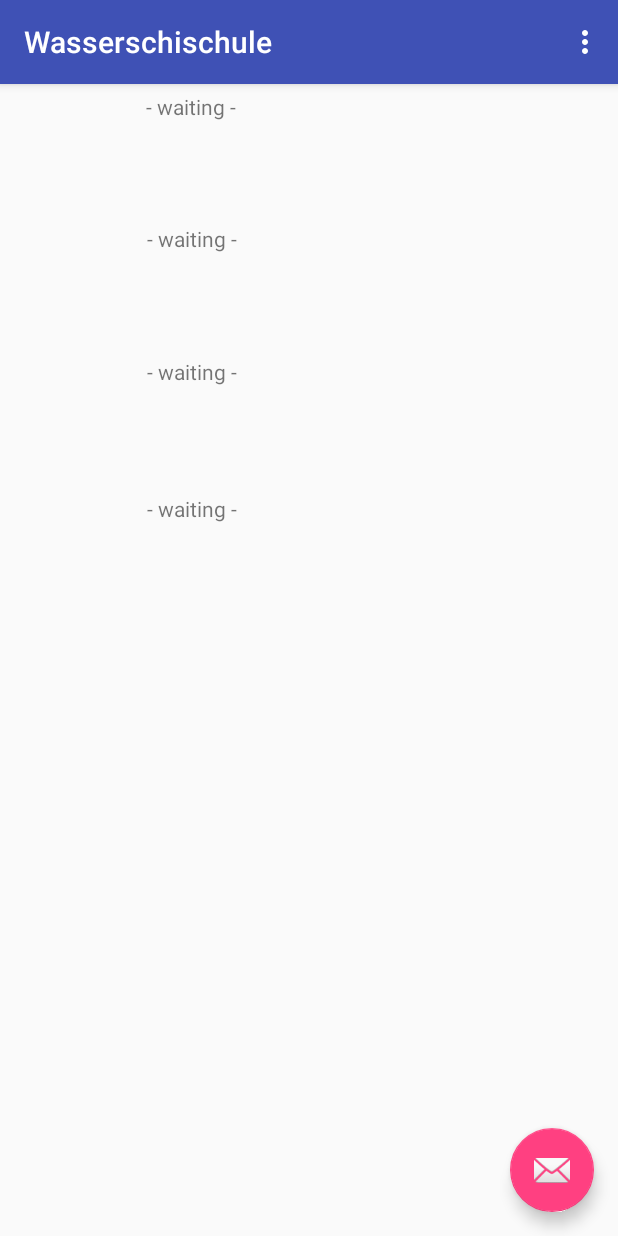
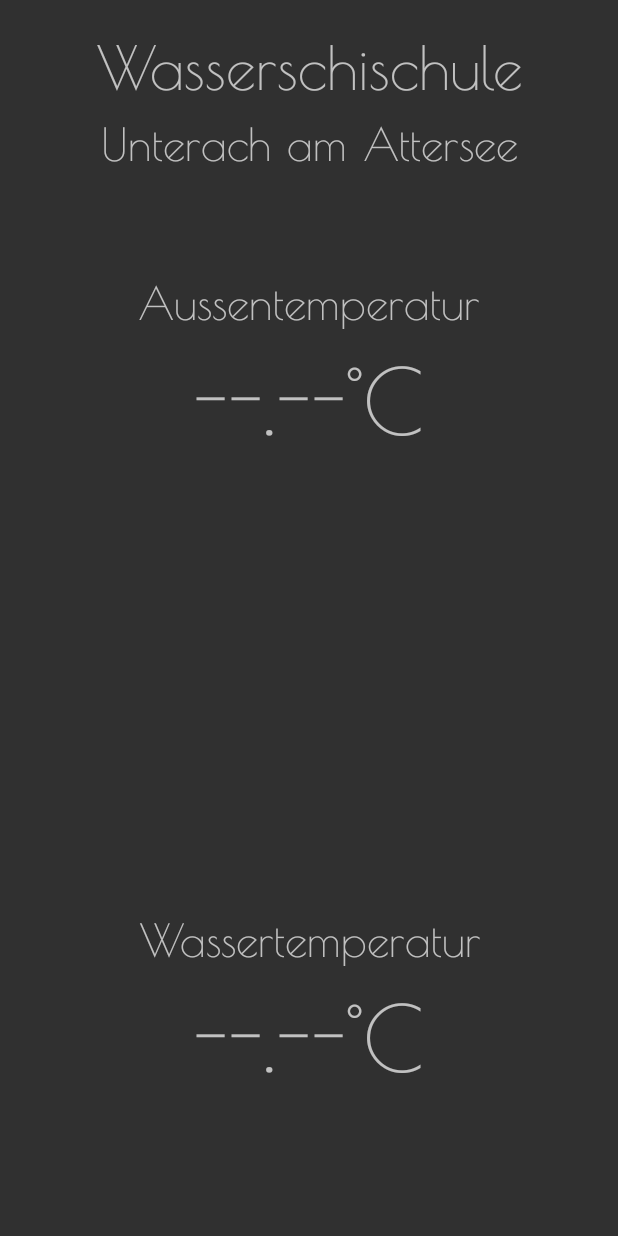
Before and after one commit to tactx-io/wss-app, an Android app: the screen it shows after launch (MainActivity), on a phone screen of 412 x 824 dp. Run offline under Robolectric (Android 15) with nearby library versions, the phone set to English and light mode, and no system bars; 6 statements that could not run were skipped.

Commit message:
first proper layout

```diff
--- a/app/src/main/AndroidManifest.xml
+++ b/app/src/main/AndroidManifest.xml
@@ -21,7 +21,7 @@
         <activity
             android:name=".MainActivity"
             android:label="@string/app_name"
-            android:theme="@style/AppTheme.NoActionBar">
+            android:theme="@style/AppTheme">
             <intent-filter>
                 <action android:name="android.intent.action.MAIN" />
 
--- /dev/null
+++ b/app/src/main/java/io/tactx/wss/wasserschischule/AboutFragment.java
@@ -0,0 +1,65 @@
+package io.tactx.wss.wasserschischule;
+
+import android.content.Context;
+import android.net.Uri;
+import android.os.Bundle;
+import android.support.v4.app.Fragment;
+import android.view.LayoutInflater;
+import android.view.View;
+import android.view.ViewGroup;
+
+
+/**
+ * A simple {@link Fragment} subclass.
+ * Activities that contain this fragment must implement the
+ * {@link AboutFragment.OnFragmentInteractionListener} interface
+ * to handle interaction events.
+ * Use the {@link AboutFragment#newInstance} factory method to
+ * create an instance of this fragment.
+ */
+public class AboutFragment extends Fragment {
+    private static final String ARG_PAGE = "page";
+    private static final String ARG_TITLE = "title";
+
+    // Store instance variables
+    private String mTitle;
+    private int mPage;
+
+    public AboutFragment() {
+        // Required empty public constructor
+    }
+
+    /**
+     * Use this factory method to create a new instance of
+     * this fragment using the provided parameters.
+     *
+     * @param page Parameter 1.
+     * @param title Parameter 2.
+     * @return A new instance of fragment AboutFragment.
+     */
+    // TODO: Rename and change types and number of parameters
+    public static AboutFragment newInstance(int page, String title) {
+        AboutFragment fragment = new AboutFragment();
+        Bundle args = new Bundle();
+        args.putInt(ARG_PAGE, page);
+        args.putString(ARG_TITLE, title);
+        fragment.setArguments(args);
+        return fragment;
+    }
+
+    @Override
+    public void onCreate(Bundle savedInstanceState) {
+        super.onCreate(savedInstanceState);
+        if (getArguments() != null) {
+            mPage = getArguments().getInt(ARG_PAGE);
+            mTitle = getArguments().getString(ARG_TITLE);
+        }
+    }
+
+    @Override
+    public View onCreateView(LayoutInflater inflater, ViewGroup container,
+                             Bundle savedInstanceState) {
+        // Inflate the layout for this fragment
+        return inflater.inflate(R.layout.fragment_about, container, false);
+    }
+}
--- /dev/null
+++ b/app/src/main/java/io/tactx/wss/wasserschischule/DetailFragment.java
@@ -0,0 +1,83 @@
+package io.tactx.wss.wasserschischule;
+
+import android.content.Context;
+import android.net.Uri;
+import android.os.Bundle;
+import android.support.v4.app.Fragment;
+import android.view.LayoutInflater;
+import android.view.View;
+import android.view.ViewGroup;
+import android.widget.TextView;
+
+
+/**
+ * A simple {@link Fragment} subclass.
+ * Use the {@link DetailFragment#newInstance} factory method to
+ * create an instance of this fragment.
+ */
+public class DetailFragment extends Fragment {
+    private static final String ARG_PAGE = "page";
+    private static final String ARG_TITLE = "title";
+
+    // Store instance variables
+    private String mTitle;
+    private int mPage;
+
+
+    private TextView[] mTemp = new TextView[4];
+
+    public void setValues(String t0, String t1, String t2, String t3){
+        this.mTemp[0].setText(t0);
+        this.mTemp[1].setText(t1);
+        this.mTemp[2].setText(t2);
+        this.mTemp[3].setText(t3);
+    }
+
+
+    public DetailFragment() {
+        // Required empty public constructor
+    }
+
+    /**
+     * Use this factory method to create a new instance of
+     * this fragment using the provided parameters.
+     *
+     * @param page Parameter 1.
+     * @param title Parameter 2.
+     * @return A new instance of fragment DetailFragment.
+     */
+    // TODO: Rename and change types and number of parameters
+    public static DetailFragment newInstance(int page, String title) {
+        DetailFragment fragment = new DetailFragment();
+        Bundle args = new Bundle();
+        args.putInt(ARG_PAGE, page);
+        args.putString(ARG_TITLE, title);
+        fragment.setArguments(args);
+        return fragment;
+    }
+
+    @Override
+    public void onCreate(Bundle savedInstanceState) {
+        super.onCreate(savedInstanceState);
+        if (getArguments() != null) {
+            mPage = getArguments().getInt(ARG_PAGE);
+            mTitle = getArguments().getString(ARG_TITLE);
+        }
+    }
+
+    @Override
+    public View onCreateView(LayoutInflater inflater, ViewGroup container,
+                             Bundle savedInstanceState) {
+        // Inflate the layout for this fragment
+        View v =  inflater.inflate(R.layout.fragment_detail, container, false);
+        this.mTemp[0] = (TextView)v.findViewById(R.id.watertemp0);
+        this.mTemp[1] = (TextView)v.findViewById(R.id.watertemp1);
+        this.mTemp[2] = (TextView)v.findViewById(R.id.watertemp2);
+        this.mTemp[3] = (TextView)v.findViewById(R.id.watertemp3);
+
+        return v;
+    }
+
+
+
+}
--- a/app/src/main/java/io/tactx/wss/wasserschischule/MainActivity.java
+++ b/app/src/main/java/io/tactx/wss/wasserschischule/MainActivity.java
@@ -1,8 +1,11 @@
 package io.tactx.wss.wasserschischule;
 
 import android.os.Bundle;
-import android.support.design.widget.FloatingActionButton;
 import android.support.design.widget.Snackbar;
+import android.support.v4.app.FragmentManager;
+import android.support.v4.app.FragmentPagerAdapter;
+import android.support.v4.view.ViewPager;
+import android.support.v4.app.Fragment;
 import android.support.v7.app.AppCompatActivity;
 import android.support.v7.widget.Toolbar;
 import android.util.Log;
@@ -26,10 +29,13 @@ import org.json.JSONArray;
 import org.json.JSONException;
 import org.json.JSONObject;
 
+import java.text.DecimalFormat;
+
 public class MainActivity extends AppCompatActivity {
 
 
     private MqttAndroidClient mMqttAndroidClient;
+
 
     private final String mServerUri = "tcp://iot.eclipse.org:1883";
     private String mClientID = "wss-client";
@@ -38,27 +44,24 @@ public class MainActivity extends AppCompatActivity {
 
     private TextView tvSensors[] = new TextView[4];
 
+    ViewPager mViewPager;
+    PagerAdapter mPagerAdapter;
+
 
     @Override
     protected void onCreate(Bundle savedInstanceState) {
         super.onCreate(savedInstanceState);
         setContentView(R.layout.activity_main);
-        Toolbar toolbar = (Toolbar) findViewById(R.id.toolbar);
-        setSupportActionBar(toolbar);
 
-        FloatingActionButton fab = (FloatingActionButton) findViewById(R.id.fab);
-        fab.setOnClickListener(new View.OnClickListener() {
-            @Override
-            public void onClick(View view) {
-                Snackbar.make(view, "Replace with your own action", Snackbar.LENGTH_LONG)
-                        .setAction("Action", null).show();
-            }
-        });
+        mViewPager = (ViewPager) findViewById(R.id.view_pager);
+        mPagerAdapter = new PagerAdapter(getSupportFragmentManager());
+        mViewPager.setAdapter(mPagerAdapter);
 
-        tvSensors[0] = (TextView)findViewById(R.id.sensor1);
-        tvSensors[1] = (TextView)findViewById(R.id.sensor2);
-        tvSensors[2] = (TextView)findViewById(R.id.sensor3);
-        tvSensors[3] = (TextView)findViewById(R.id.sensor4);
+
+        //       tvSensors[0] = (TextView)findViewById(R.id.sensor1);
+        //      tvSensors[1] = (TextView)findViewById(R.id.sensor2);
+        ///     tvSensors[2] = (TextView)findViewById(R.id.sensor3);
+        //   tvSensors[3] = (TextView)findViewById(R.id.sensor4);
 
         mClientID = mClientID + System.currentTimeMillis();
 
@@ -91,10 +94,11 @@ public class MainActivity extends AppCompatActivity {
                 String m = new String(message.getPayload());
                 try {
                     JSONArray a = new JSONArray(m);
-                            tvSensors[0].setText("sdfds");
-                            tvSensors[1].setText(a.getString(1));
-                            tvSensors[2].setText(a.getString(2));
-                            tvSensors[3].setText(a.getString(3));
+
+                    //     tvSensors[0].setText("sdfds");
+                    //     tvSensors[1].setText(a.getString(1));
+                    //     tvSensors[2].setText(a.getString(2));
+                    //     tvSensors[3].setText(a.getString(3));
 
                 } catch (JSONException e) {
                     e.printStackTrace();
@@ -114,11 +118,6 @@ public class MainActivity extends AppCompatActivity {
         MqttConnectOptions mqttConnectOptions = new MqttConnectOptions();
         mqttConnectOptions.setAutomaticReconnect(true);
         mqttConnectOptions.setCleanSession(false);
-
-
-
-
-
 
 
         try {
@@ -142,7 +141,7 @@ public class MainActivity extends AppCompatActivity {
             });
 
 
-        } catch (MqttException ex){
+        } catch (MqttException ex) {
             ex.printStackTrace();
         }
     }
@@ -197,16 +196,26 @@ public class MainActivity extends AppCompatActivity {
                             String m = new String(message.getPayload());
                             try {
                                 JSONArray a = new JSONArray(m);
-                        tvSensors[0].setText(a.getString(0));
-                        tvSensors[1].setText(a.getString(1));
-                        tvSensors[2].setText(a.getString(2));
-                        tvSensors[3].setText(a.getString(3));
+                                Double av = 0.0;
+                                for (int i = 0; i < 4; i++)
+                                    av += Double.parseDouble(a.getString(i + 1));
+
+                                av /= 4;
+
+                                DecimalFormat df = new DecimalFormat("##.##");
+
+
+                                mPagerAdapter.mainFragment.setValues(a.getString(0), df.format(av));
+                                mPagerAdapter.detailFragment.setValues(
+                                        a.getString(1),
+                                        a.getString(2),
+                                        a.getString(3),
+                                        a.getString(4)
+                                );
 
                             } catch (JSONException e) {
                                 e.printStackTrace();
                             }
-
-
                         }
                     });
                 }
@@ -217,7 +226,50 @@ public class MainActivity extends AppCompatActivity {
             ex.printStackTrace();
         }
     }
-    private void addToHistory(String s){
+
+    private void addToHistory(String s) {
         Log.d("MQTT-Main", s);
     }
+
+
+    public static class PagerAdapter extends FragmentPagerAdapter {
+        private static int NUM_ITEMS = 3;
+
+        public PagerAdapter(FragmentManager fragmentManager) {
+            super(fragmentManager);
         }
+
+        // Returns total number of pages
+        @Override
+        public int getCount() {
+            return NUM_ITEMS;
+        }
+
+        MainFragment mainFragment = MainFragment.newInstance(0, "Page # 1");
+        DetailFragment detailFragment = DetailFragment.newInstance(0, "Page # 1");
+        AboutFragment aboutFragment = AboutFragment.newInstance(0, "Page # 1");
+
+
+        // Returns the fragment to display for that page
+        @Override
+        public Fragment getItem(int position) {
+            switch (position) {
+                case 0: // Fragment # 0 - This will show FirstFragment
+                    return mainFragment;
+                case 1: // Fragment # 0 - This will show FirstFragment different title
+                    return detailFragment;
+                case 2: // Fragment # 1 - This will show SecondFragment
+                    return aboutFragment;
+                default:
+                    return null;
+            }
+        }
+
+        // Returns the page title for the top indicator
+        @Override
+        public CharSequence getPageTitle(int position) {
+            return "Page " + position;
+        }
+
+    }
+}
--- /dev/null
+++ b/app/src/main/java/io/tactx/wss/wasserschischule/MainFragment.java
@@ -0,0 +1,84 @@
+package io.tactx.wss.wasserschischule;
+
+import android.content.Context;
+import android.net.Uri;
+import android.os.Bundle;
+import android.support.v4.app.Fragment;
+import android.view.LayoutInflater;
+import android.view.View;
+import android.view.ViewGroup;
+import android.widget.TextView;
+
+
+/**
+ * A simple {@link Fragment} subclass.
+ * Activities that contain this fragment must implement the
+ * to handle interaction events.
+ * Use the {@link MainFragment#newInstance} factory method to
+ * create an instance of this fragment.
+ */
+public class MainFragment extends Fragment {
+    private static final String ARG_PAGE = "page";
+    private static final String ARG_TITLE = "title";
+
+    // Store instance variables
+    private String mTitle;
+    private int mPage;
+
+    private TextView mAirTemp;
+    private TextView mWaterTemp;
+
+    public void setValues(String air, String water){
+        System.out.println("air " + air + " --- water " + water);
+        mAirTemp.setText(air + "°C");
+        mWaterTemp.setText(water + "°C");
+
+    }
+
+
+
+    public MainFragment() {
+
+    }
+
+    /**
+     * Use this factory method to create a new instance of
+     * this fragment using the provided parameters.
+     *
+     * @param page Parameter 1.
+     * @param title Parameter 2.
+     * @return A new instance of fragment MainFragment.
+     */
+    // TODO: Rename and change types and number of parameters
+    public static MainFragment newInstance(int page, String title) {
+        MainFragment fragment = new MainFragment();
+        Bundle args = new Bundle();
+        args.putInt(ARG_PAGE, page);
+        args.putString(ARG_TITLE, title);
+        fragment.setArguments(args);
+        return fragment;
+    }
+
+    @Override
+    public void onCreate(Bundle savedInstanceState) {
+        super.onCreate(savedInstanceState);
+        if (getArguments() != null) {
+            mPage = getArguments().getInt(ARG_PAGE);
+            mTitle = getArguments().getString(ARG_TITLE);
+        }
+
+
+
+    }
+
+    @Override
+    public View onCreateView(LayoutInflater inflater, ViewGroup container,
+                             Bundle savedInstanceState) {
+        // Inflate the layout for this fragment
+        View v = inflater.inflate(R.layout.fragment_main, container, false);
+        mAirTemp = (TextView) v.findViewById(R.id.airtemp);
+        mWaterTemp = (TextView)v.findViewById(R.id.watertemp);
+
+        return v;
+    }
+}
--- /dev/null
+++ b/app/src/main/java/io/tactx/wss/wasserschischule/ValuesProvider.java
@@ -0,0 +1,4 @@
+package io.tactx.wss.wasserschischule;
+
+public class ValuesProvider {
+}
--- /dev/null
+++ b/app/src/main/java/io/tactx/wss/wasserschischule/iTemperatureReceiver.java
@@ -0,0 +1,5 @@
+package io.tactx.wss.wasserschischule;
+
+public interface iTemperatureReceiver {
+    public void onValuesChange(String[] t);
+}
--- a/app/src/main/res/layout/activity_main.xml
+++ b/app/src/main/res/layout/activity_main.xml
@@ -6,28 +6,15 @@
     android:layout_height="match_parent"
     tools:context="io.tactx.wss.wasserschischule.MainActivity">
 
-    <android.support.design.widget.AppBarLayout
+
+
+    <android.support.v4.view.ViewPager
+        android:layout_height="match_parent"
         android:layout_width="match_parent"
-        android:layout_height="wrap_content"
-        android:theme="@style/AppTheme.AppBarOverlay">
+        android:id="@+id/view_pager"
+        ></android.support.v4.view.ViewPager>
 
-        <android.support.v7.widget.Toolbar
-            android:id="@+id/toolbar"
-            android:layout_width="match_parent"
-            android:layout_height="?attr/actionBarSize"
-            android:background="?attr/colorPrimary"
-            app:popupTheme="@style/AppTheme.PopupOverlay" />
 
-    </android.support.design.widget.AppBarLayout>
-
-    <include layout="@layout/content_main" />
-
-    <android.support.design.widget.FloatingActionButton
-        android:id="@+id/fab"
-        android:layout_width="wrap_content"
-        android:layout_height="wrap_content"
-        android:layout_gravity="bottom|end"
-        android:layout_margin="@dimen/fab_margin"
-        app:srcCompat="@android:drawable/ic_dialog_email" />
+   <!-- <include layout="@layout/content_main" /> -->
 
 </android.support.design.widget.CoordinatorLayout>
--- a/app/src/main/res/layout/content_main.xml
+++ b/app/src/main/res/layout/content_main.xml
@@ -8,6 +8,8 @@
     tools:context="io.tactx.wss.wasserschischule.MainActivity"
     tools:showIn="@layout/activity_main">
 
+
+
     <TextView
         android:id="@+id/sensor4"
         style="@android:style/Widget.DeviceDefault.Light.TextView"
@@ -17,6 +19,7 @@
         android:layout_marginRight="8dp"
         android:layout_marginTop="273dp"
         android:text="- waiting -"
+        android:fontFamily="@font/poiretoneregular"
         app:layout_constraintHorizontal_bias="0.503"
         app:layout_constraintLeft_toLeftOf="parent"
         app:layout_constraintRight_toRightOf="parent"
--- /dev/null
+++ b/app/src/main/res/layout/fragment_main.xml
@@ -0,0 +1,72 @@
+<?xml version="1.0" encoding="utf-8"?>
+<RelativeLayout xmlns:android="http://schemas.android.com/apk/res/android"
+    xmlns:tools="http://schemas.android.com/tools"
+    android:layout_width="match_parent"
+    android:layout_height="match_parent"
+    tools:context=".MainFragment">
+
+    <!-- TODO: Update blank fragment layout -->
+    <TextView
+        android:layout_width="match_parent"
+        android:layout_height="48dp"
+        android:layout_alignParentStart="true"
+        android:layout_alignParentTop="true"
+        android:layout_marginTop="21dp"
+        android:text="@string/wss"
+        android:textAlignment="center"
+        android:textSize="40dp" />
+
+
+    <TextView
+        android:id="@+id/textView"
+        android:layout_width="match_parent"
+        android:layout_height="48dp"
+        android:layout_alignParentStart="true"
+        android:layout_alignParentTop="true"
+        android:layout_marginTop="78dp"
+        android:text="@string/unterach"
+        android:textAlignment="center"
+        android:textSize="30dp" />
+
+    <TextView
+        android:layout_width="match_parent"
+        android:layout_height="48dp"
+        android:layout_above="@+id/airtemp"
+        android:layout_alignParentStart="true"
+        android:layout_marginBottom="-232dp"
+        android:text="@string/air_temp"
+        android:textAlignment="center"
+        android:textSize="30dp" />
+
+    <TextView
+        android:id="@+id/airtemp"
+        android:layout_width="match_parent"
+        android:layout_height="80dp"
+        android:layout_alignParentStart="true"
+        android:layout_alignParentTop="true"
+        android:layout_marginTop="232dp"
+        android:text="@string/novalue"
+        android:textAlignment="center"
+        android:textSize="60dp" />
+
+    <TextView
+        android:layout_width="match_parent"
+        android:layout_height="48dp"
+        android:layout_above="@+id/watertemp"
+        android:layout_alignParentStart="true"
+        android:text="@string/water_temp"
+        android:textAlignment="center"
+        android:textSize="30dp" />
+
+    <TextView
+        android:id="@+id/watertemp"
+        android:layout_width="match_parent"
+        android:layout_height="80dp"
+        android:layout_alignParentBottom="true"
+        android:layout_alignParentStart="true"
+        android:layout_marginBottom="87dp"
+        android:text="@string/novalue"
+        android:textAlignment="center"
+        android:textSize="60dp" />
+
+</RelativeLayout>
--- a/app/src/main/res/values/colors.xml
+++ b/app/src/main/res/values/colors.xml
@@ -1,6 +1,6 @@
 <?xml version="1.0" encoding="utf-8"?>
 <resources>
-    <color name="colorPrimary">#3F51B5</color>
-    <color name="colorPrimaryDark">#303F9F</color>
+    <color name="colorPrimary">#000000</color>
+    <color name="colorPrimaryDark">#000000</color>
     <color name="colorAccent">#FF4081</color>
 </resources>
--- a/app/src/main/res/values/strings.xml
+++ b/app/src/main/res/values/strings.xml
@@ -1,4 +1,20 @@
 <resources>
     <string name="app_name">Wasserschischule</string>
     <string name="action_settings">Settings</string>
+
+    <string name="hello_blank_fragment">Hello blank fragment</string>
+    <string name="wss">Wasserschischule</string>
+    <string name="unterach">Unterach am Attersee</string>
+    <string name="water_temp">Wassertemperatur</string>
+    <string name="air_temp">Aussentemperatur</string>
+    <string name="degree_unit">°C</string>
+    <string name="novalue">--.--°C</string>
+    <string name="detail">Die Wassertemperatur ist der Durchschnitt aus vier gemessenen Werten in unterschiedlicher Tiefe</string>
+    <string name="d0">-0.5m</string>
+    <string name="d1">-1.0m</string>
+    <string name="d2">-1.5m</string>
+    <string name="d3">-2.0m</string>
+
+    <string name="about">About</string>
+
 </resources>
--- a/app/src/main/res/values/styles.xml
+++ b/app/src/main/res/values/styles.xml
@@ -1,17 +1,18 @@
 <resources>
 
     <!-- Base application theme. -->
-    <style name="AppTheme" parent="Theme.AppCompat.Light.DarkActionBar">
+    <style name="AppTheme" parent="Theme.AppCompat.NoActionBar">
         <!-- Customize your theme here. -->
         <item name="colorPrimary">@color/colorPrimary</item>
         <item name="colorPrimaryDark">@color/colorPrimaryDark</item>
         <item name="colorAccent">@color/colorAccent</item>
+        <item name="android:fontFamily">@font/poiretoneregular</item>
+        <item name="android:textAlignment">center</item>
     </style>
 
-    <style name="AppTheme.NoActionBar">
-        <item name="windowActionBar">false</item>
-        <item name="windowNoTitle">true</item>
-    </style>
+
+
+
 
     <style name="AppTheme.AppBarOverlay" parent="ThemeOverlay.AppCompat.Dark.ActionBar" />
 
```
Also changed, not shown: app/build.gradle (+8 -5 lines), app/src/main/res/layout/fragment_about.xml (added, +14 -0 lines), app/src/main/res/layout/fragment_detail.xml (added, +137 -0 lines), build.gradle (+9 -4 lines), org.eclipse.paho.android.service/build.gradle (+4 -4 lines), app/src/main/res/font/poiretoneregular.ttf (added), gradle/wrapper/gradle-wrapper.properties. Lines whose indentation alone changed are shown as unchanged.
